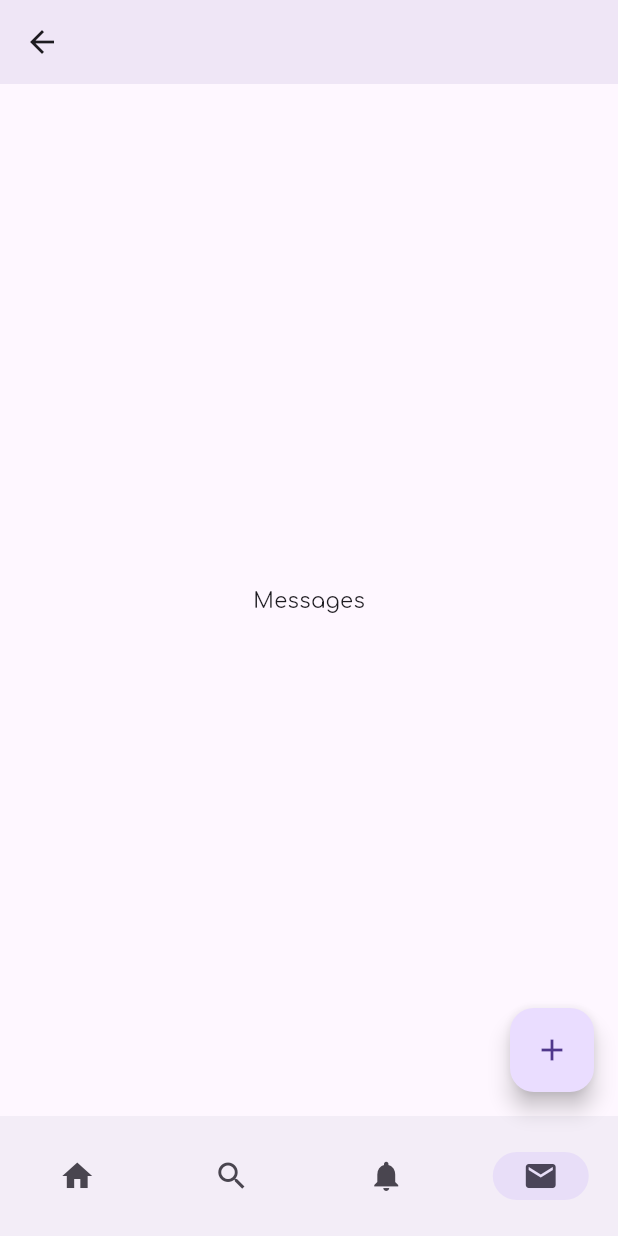
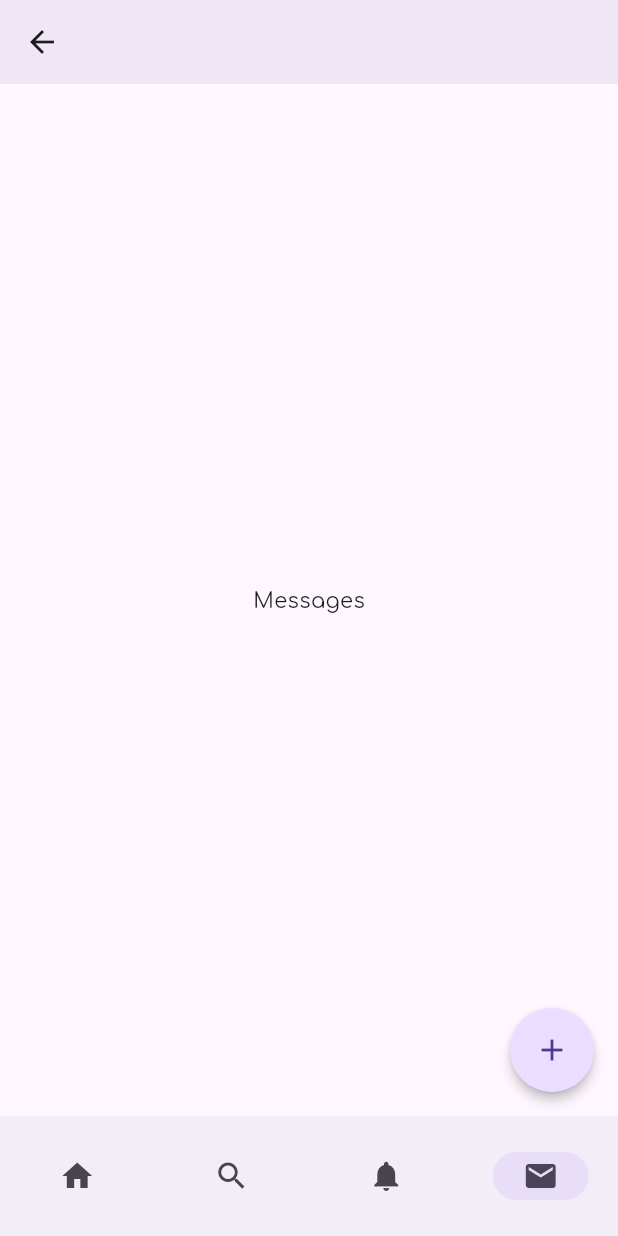
Before and after one commit to grycmat/my_toots, a Flutter app: the HomePage screen opened directly, item 4 of the bottom bar chosen, on a phone screen of 412 x 824 dp. Run offline on Flutter 3.47's test engine with Material 2 defaults, Android fonts, the light colour scheme and no system bars; our stand-ins replace cached_network_image, dio, flutter_dotenv, flutter_html, get_it, injectable and 3 more; missing offline and left inert: skeleton_loader; accounts and stored records are empty; network calls fail.

Commit message:
changed fab to circular

```diff
--- a/lib/pages/home.page.dart
+++ b/lib/pages/home.page.dart
@@ -34,6 +34,8 @@ class HomePageState extends State<HomePage> with TickerProviderStateMixin {
   Widget build(BuildContext context) {
     return Scaffold(
       floatingActionButton: FloatingActionButton(
+        shape: const CircleBorder(),
+        elevation: 3,
         onPressed: () {
           showModalBottomSheet(
             shape: RoundedRectangleBorder(
```
